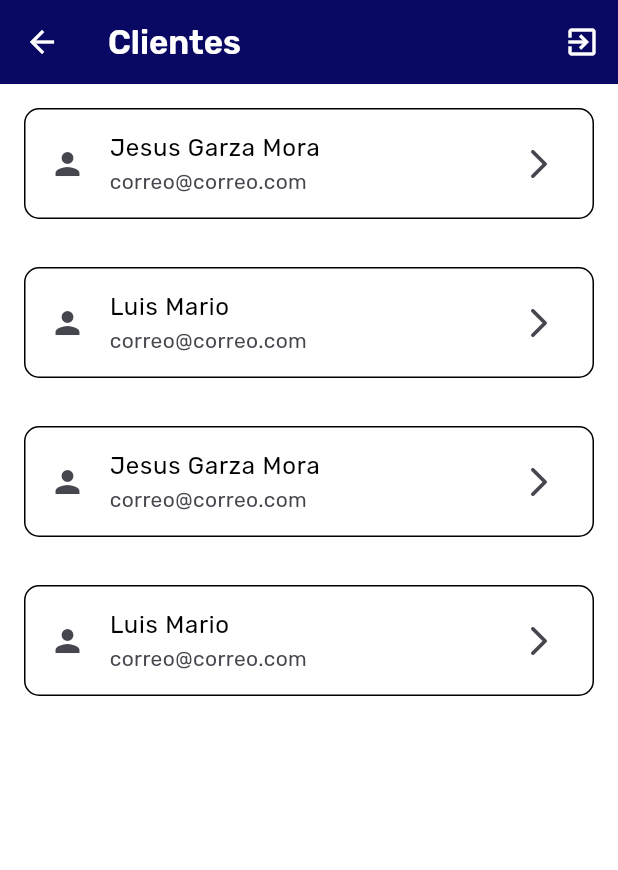
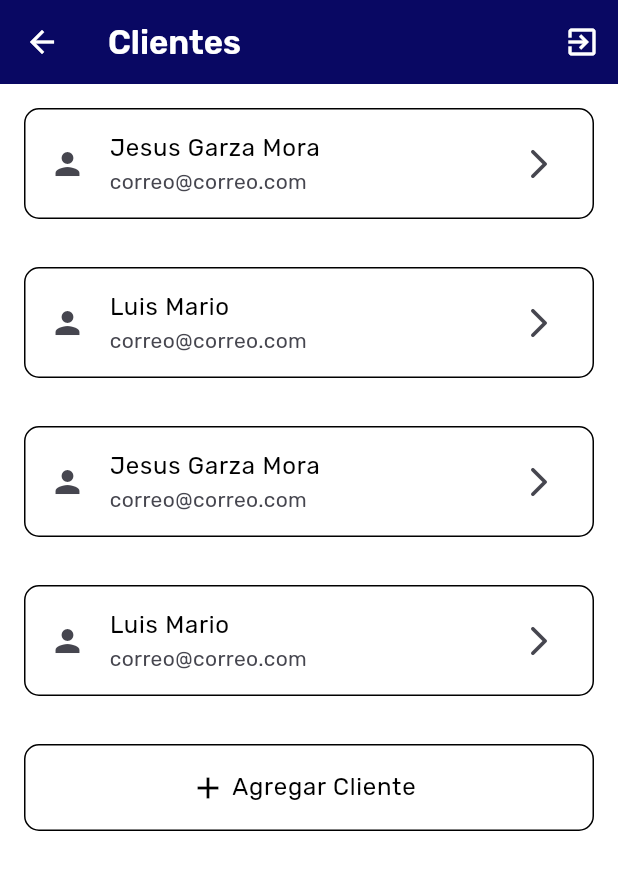
Before and after one commit to YazminMelgoza/syta_admin, a Flutter app: the ClientList screen opened directly, on a phone screen of 412 x 824 dp. Shown: the top 870 px of the screen. Run offline on Flutter 3.47's test engine with Material 3 defaults, Android fonts, the phone set to English and light mode, and no system bars; our stand-ins replace cloud_firestore, country_picker, firebase_auth, firebase_core, image_picker, shared_preferences; accounts and stored records are empty.

Commit message:
clients
clients

```diff
--- a/lib/screens/client_list.dart
+++ b/lib/screens/client_list.dart
@@ -1,4 +1,5 @@
 import 'package:flutter/material.dart';
+import 'package:syta_admin/screens/client_form.dart';
 import 'package:syta_admin/screens/client_info.dart';
 import 'package:syta_admin/screens/config/menu/menu_items.dart';
 import 'package:syta_admin/provider/auth_provider.dart';
@@ -44,15 +45,18 @@ class _ListView extends StatelessWidget {
   @override
   Widget build(BuildContext context) {
 
-    appMenuItems;
-
+    appMenuItems; // Assuming this holds your list of menu items
 
     return ListView.builder(
-      itemCount: appMenuItems.length,
+      itemCount: appMenuItems.length + 1, // Add 1 for the "Add Client" container
       itemBuilder: (context, index) {
+        if (index == appMenuItems.length) {
+          // This is the last item, for adding client
+          return _AddClientContainer();
+        } else {
           final menuItem = appMenuItems[index];
-
           return _CustomListTile(menuItem: menuItem);
+        }
       },
     );
   }
@@ -89,3 +93,32 @@ class _CustomListTile extends StatelessWidget {
     );
   }
 }
+
+class _AddClientContainer extends StatelessWidget {
+  @override
+  Widget build(BuildContext context) {
+    return Container(
+      margin: EdgeInsets.all(16.0),
+      decoration: BoxDecoration(
+        borderRadius: BorderRadius.circular(10.0), // bordes redondeados
+        color: Colors.white, // color de fondo
+        border: Border.all(color: Colors.black), // borde negro
+      ),
+      child: ListTile(
+        title: Row(
+          mainAxisAlignment: MainAxisAlignment.center, // Center the text
+          children: const [
+            Icon(Icons.add, color: Colors.black),
+            Text(" Agregar Cliente", style: TextStyle(color: Colors.black)),
+          ],
+        ),
+        onTap: () {
+          Navigator.push(
+            context,
+            MaterialPageRoute(builder: (context) => const ClientForm()),
+          );
+        },
+      ),
+    );
+  }
+}
```
Also changed, not shown: lib/screens/client_form.dart (added, +165 -0 lines). Lines whose indentation alone changed are shown as unchanged.
